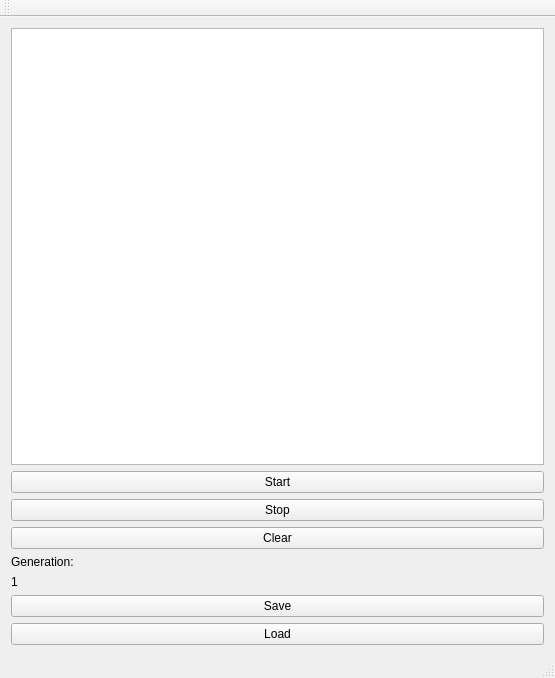
Skan9/Cross1, file mainwindow.ui: the form before one commit.
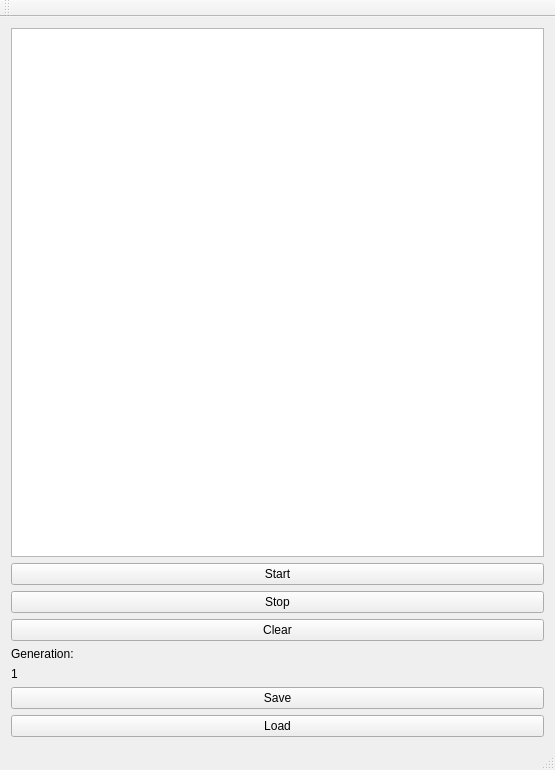
The form after the commit.

The edit to the form file:
```diff
--- a/mainwindow.ui
+++ b/mainwindow.ui
@@ -7,7 +7,7 @@
     <x>0</x>
     <y>0</y>
     <width>555</width>
-    <height>678</height>
+    <height>770</height>
    </rect>
   </property>
   <property name="windowTitle">
```
